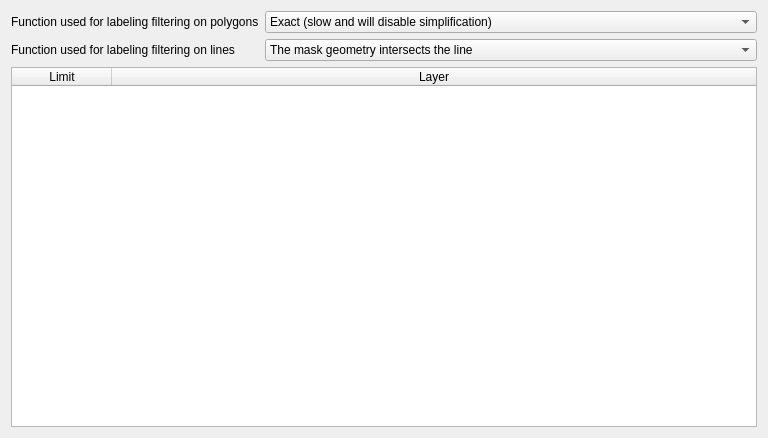
Qt form mask/ui_layer_list.ui (aeag/mask) before a commit.
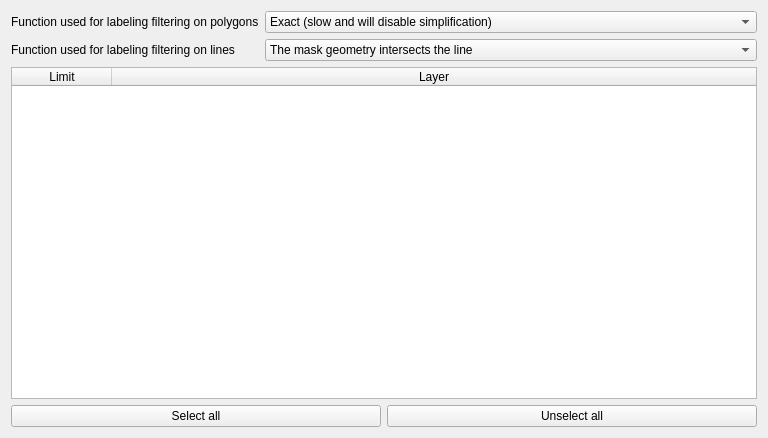
The same form after that commit.

Commit message: Add (un)select all buttons for label filtering

```diff
--- a/mask/ui_layer_list.ui
+++ b/mask/ui_layer_list.ui
@@ -91,6 +91,24 @@
      </column>
     </widget>
    </item>
+   <item>
+    <layout class="QHBoxLayout" name="horizontalLayout">
+     <item>
+      <widget class="QPushButton" name="selectAllBtn">
+       <property name="text">
+        <string>Select all</string>
+       </property>
+      </widget>
+     </item>
+     <item>
+      <widget class="QPushButton" name="unselectAllBtn">
+       <property name="text">
+        <string>Unselect all</string>
+       </property>
+      </widget>
+     </item>
+    </layout>
+   </item>
   </layout>
  </widget>
  <resources/>
```
The commit also changes 2 other files.
